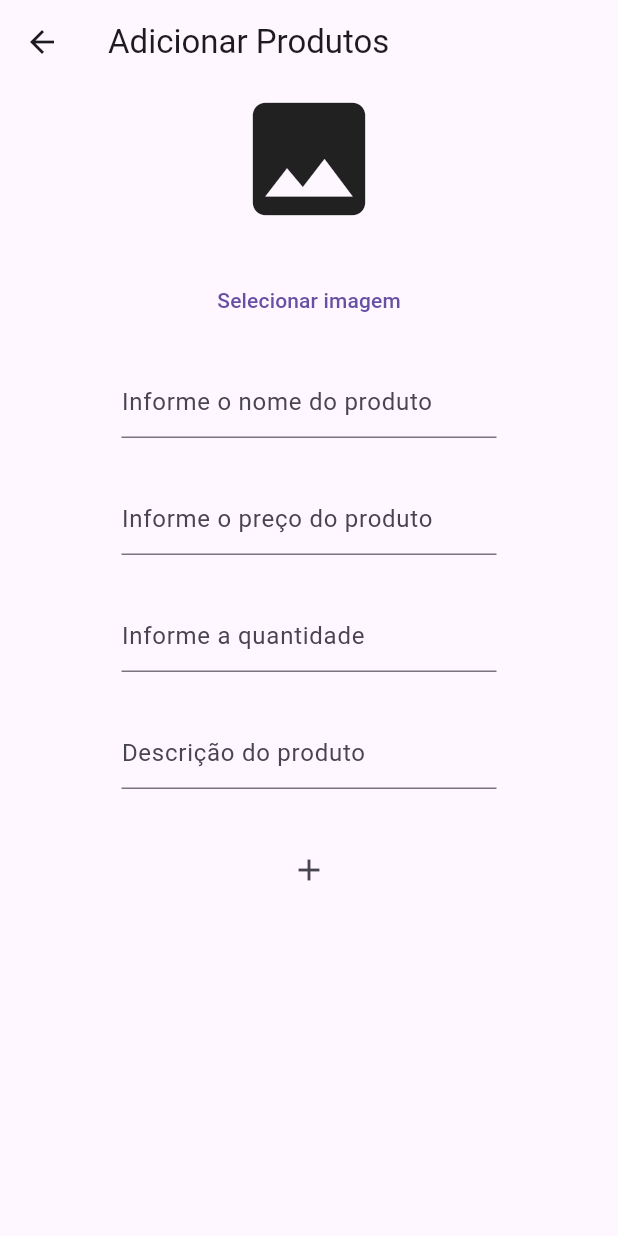
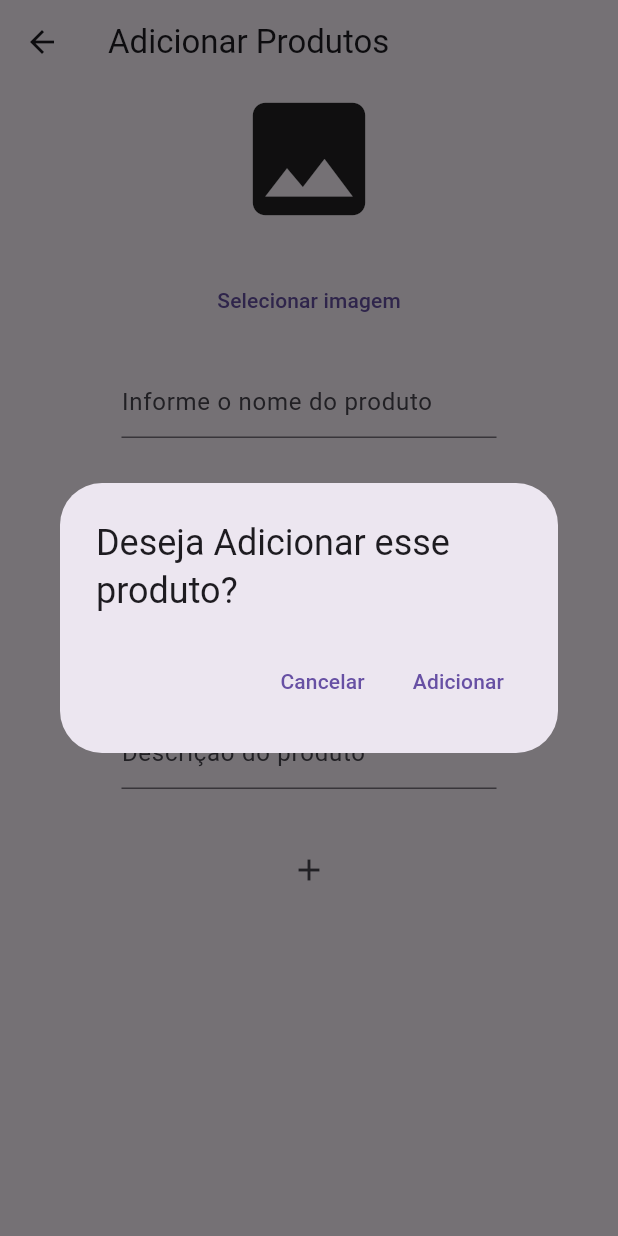
Before and after one commit to KieperMF/shop_flutter, a Flutter app: the EditPage screen opened directly, after a tap on the "add" icon, on a phone screen of 412 x 824 dp. Run offline on Flutter 3.47's test engine with Material 3 defaults, Android fonts, the phone set to English and light mode, and no system bars; our stand-ins replace cloud_firestore, firebase_auth, firebase_core, firebase_storage, flutter_mobx, image_picker and 1 more; accounts and stored records are empty; generated files the repository leaves out were written again; network calls fail.

Commit message:
alert dialog added on edit_page

```diff
--- a/lib/pages/edit_page.dart
+++ b/lib/pages/edit_page.dart
@@ -107,15 +107,31 @@ class _EditPageState extends State<EditPage> {
                     width: 250,
                     child: IconButton(
                         onPressed: () async {
-                          int idP = await management.getProductLength() + 1;
+                          showDialog(
+                              context: context,
+                              builder: (BuildContext context) {
+                                return AlertDialog(
+                                  title: const Text(
+                                      "Deseja Adicionar esse produto?"),
+                                  actions: [
+                                    TextButton(
+                                        onPressed: () {
+                                          Navigator.of(context).pop();
+                                        },
+                                        child: const Text("Cancelar")),
+                                    TextButton(
+                                        onPressed: () async {
+                                          int idP = await management
+                                                  .getProductLength() + 1;
                                           Product product = Product(
                                               id: idP,
-                              description: prodDescController.text,
+                                              description:prodDescController.text,
                                               name: prodNameController.text,
                                               imagem: management.selectedImage!,
                                               price: prodPriceController.text,
                                               amount: amountController.text);
-                          final resp = await management.addProduct(product);
+                                          final resp = await management
+                                              .addProduct(product);
                                           if (resp == true) {
                                             prodDescController.clear();
                                             prodNameController.clear();
@@ -124,17 +140,26 @@ class _EditPageState extends State<EditPage> {
                                             management.selectedImage = null;
                                             ScaffoldMessenger.of(context)
                                                 .showSnackBar(const SnackBar(
-                              content: Text('Produto adicionado com sucesso'),
-                              duration: Duration(milliseconds: 700),
+                                              content: Text(
+                                                  'Produto adicionado com sucesso'),
+                                              duration:
+                                                  Duration(milliseconds: 700),
                                             ));
                                             await management.getProduct();
                                           } else {
                                             ScaffoldMessenger.of(context)
                                                 .showSnackBar(const SnackBar(
-                              content: Text('Erro ao adicionar produto'),
-                              duration: Duration(milliseconds: 700),
+                                              content: Text(
+                                                  'Erro ao adicionar produto'),
+                                              duration:
+                                                  Duration(milliseconds: 700),
                                             ));
                                           }
+                                        },
+                                        child: const Text("Adicionar"))
+                                  ],
+                                );
+                              });
                         },
                         icon: const Icon(Icons.add))),
               ],
```
Lines whose indentation alone changed are shown as unchanged.
